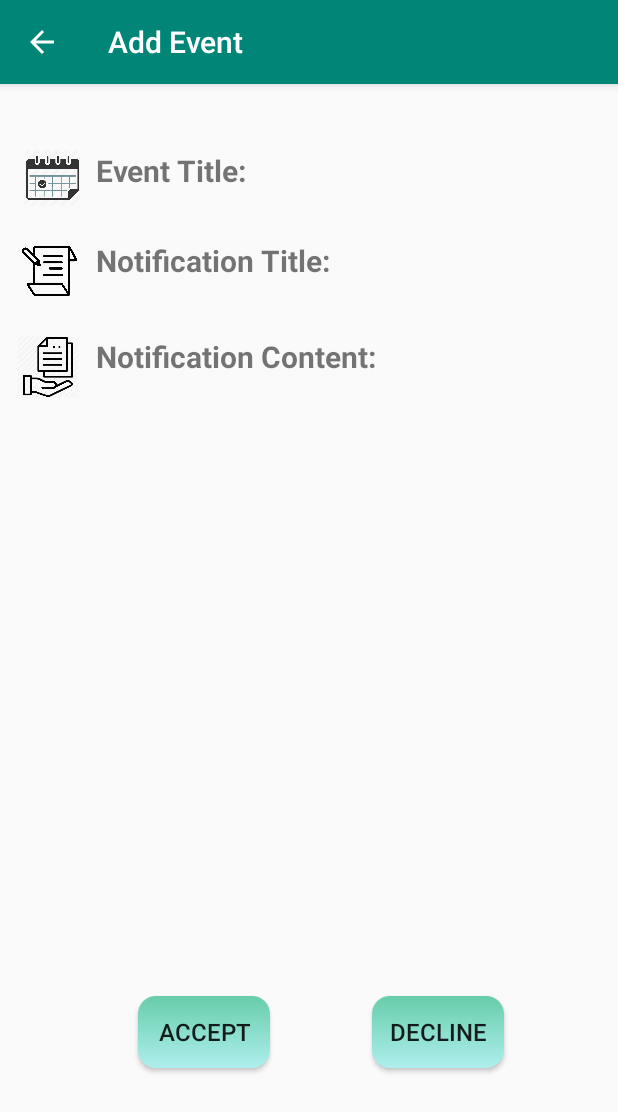
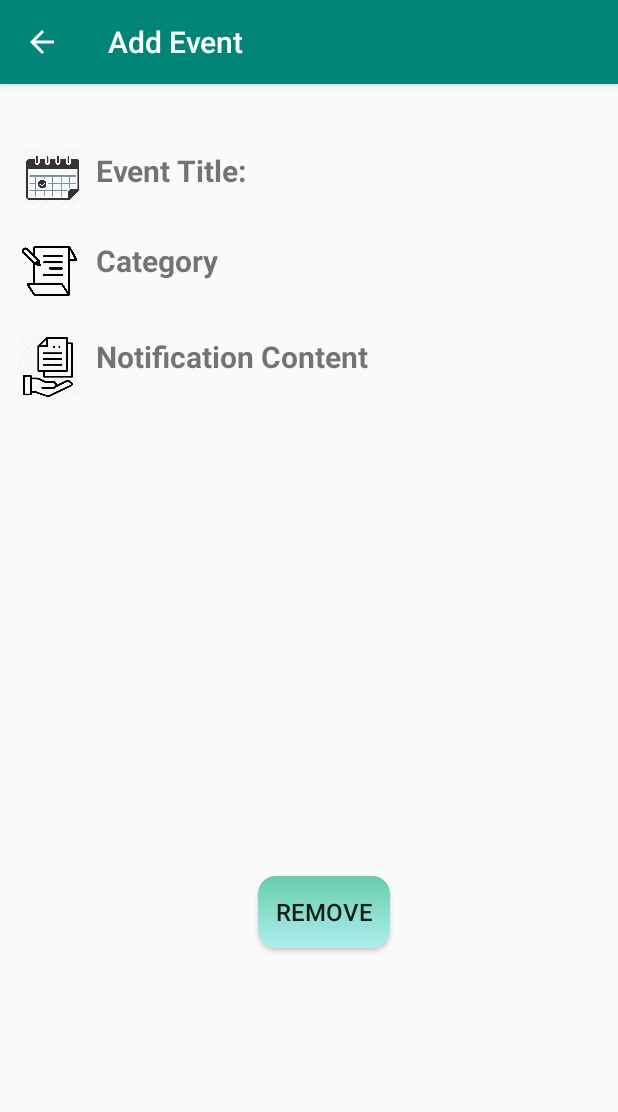
Before and after one commit to ChenyoisRita/Foodaholic, an Android app: the NotificationDetailActivity screen opened directly, with no data from a screen before it, on a phone screen of 412 x 824 dp. Shown: the top 1112 px of the screen. Run offline under Robolectric (Android 15) with nearby library versions, the light colour scheme and no system bars.

Commit message:
Successfully receive, show and delete notifications from server

```diff
--- a/app/src/main/java/com/jhuoose/foodaholic/ui/notifications/NotificationDetailActivity.java
+++ b/app/src/main/java/com/jhuoose/foodaholic/ui/notifications/NotificationDetailActivity.java
@@ -27,7 +27,8 @@ public class NotificationDetailActivity extends AppCompatActivity {
     private HerokuAPI heroku;
     String eventTitle, notificationTitle, notificationContent, entryCode;
     TextView eventTitle_display, notificationTitle_display, notificationContent_display;
-    Button acceptInvitationBtn, declineInvitationBtn;
+    Button acceptInvitationBtn, removeInvitationBtn;
+    int notificationId;
     Notification notification;
 
 //    @override
@@ -42,14 +43,15 @@ public class NotificationDetailActivity extends AppCompatActivity {
         setContentView(R.layout.activity_notification_detail);
 
         heroku = HerokuService.getAPI();
-        acceptInvitationBtn = findViewById(R.id.acceptInvitationButton);
-        declineInvitationBtn = findViewById(R.id.declineInvitationButton);
+        //acceptInvitationBtn = findViewById(R.id.acceptInvitationButton);
+        removeInvitationBtn = findViewById(R.id.declineInvitationButton);
 
         eventTitle_display = this.findViewById(R.id.eventTitle_display_tv);
         notificationTitle_display = this.findViewById(R.id.notificationTitle_display_tv);
         notificationContent_display = this.findViewById(R.id.notificationContent_display_tv);
 
         Intent intent = getIntent();
+        notificationId = intent.getIntExtra("eventId", 0);
         eventTitle = intent.getStringExtra("eventTitle");
         notificationTitle = intent.getStringExtra("notificationTitle");
         notificationContent = intent.getStringExtra("notificationContent");
@@ -57,7 +59,7 @@ public class NotificationDetailActivity extends AppCompatActivity {
         eventTitle_display.setText(eventTitle);
         notificationTitle_display.setText(notificationTitle);
         notificationContent_display.setText(notificationContent);
-
+/*
         acceptInvitationBtn.setOnClickListener(new View.OnClickListener() {
             @Override
             public void onClick(View view) {
@@ -91,6 +93,40 @@ public class NotificationDetailActivity extends AppCompatActivity {
                 }
             }
         });
+*/
+        removeInvitationBtn.setOnClickListener(new View.OnClickListener() {
+            @Override
+            public void onClick(View view) {
+                Call<ResponseBody> call_RemoveNotification = heroku.removeNotification(notificationId);
+                System.out.println("notificationId"+ notificationId);
+                call_RemoveNotification.enqueue(new Callback<ResponseBody>() {
+                    @Override
+                    public void onResponse(Call<ResponseBody> call, Response<ResponseBody> response) {
+                        if (!response.isSuccessful()) {
+                            Toast.makeText(getApplicationContext(), "Event Not Found:"+response.errorBody(), Toast.LENGTH_SHORT).show();
+                        } else {
+                            AlertDialog alertDialog = new AlertDialog.Builder(NotificationDetailActivity.this).create();
+                            alertDialog.setTitle("Result");
+                            alertDialog.setMessage("Remove Notification Successfully");
+                            alertDialog.setButton(AlertDialog.BUTTON_NEUTRAL, "OK", new DialogInterface.OnClickListener(){
+                                @Override
+                                public void onClick(DialogInterface dialogInterface, int i) {
+                                    dialogInterface.dismiss();
+                                    finish();
+                                }
+                            });
+                            alertDialog.show();
+                        }
+                    }
+
+                    @Override
+                    public void onFailure(Call<ResponseBody> call, Throwable t) {
+                        Toast.makeText(getApplicationContext(), "Connection Error", Toast.LENGTH_SHORT).show();
+                    }
+                });
+            }
+        });
+
 
     }
 
--- a/app/src/main/res/layout/activity_join_event.xml
+++ b/app/src/main/res/layout/activity_join_event.xml
@@ -25,8 +25,8 @@
         android:layout_marginStart="56dp"
         android:layout_marginTop="32dp"
         android:ems="10"
-        android:hint="Event ID"
         android:gravity="center"
+        android:hint="Entry Code"
         app:layout_constraintStart_toStartOf="parent"
         app:layout_constraintTop_toTopOf="parent" />
 
--- a/app/src/main/res/layout/activity_notification_detail.xml
+++ b/app/src/main/res/layout/activity_notification_detail.xml
@@ -35,7 +35,7 @@
         android:layout_height="wrap_content"
         android:layout_marginStart="64dp"
         android:layout_marginTop="104dp"
-        android:text="Notification Title: "
+        android:text="Category"
         android:textSize="20dp"
         android:textStyle="bold"
         app:layout_constraintStart_toStartOf="parent"
@@ -58,7 +58,7 @@
         android:layout_height="wrap_content"
         android:layout_marginStart="64dp"
         android:layout_marginTop="168dp"
-        android:text="Notification Content: "
+        android:text="Notification Content"
         android:textSize="20dp"
         android:textStyle="bold"
         app:layout_constraintStart_toStartOf="parent"
@@ -101,29 +101,30 @@
         app:layout_constraintTop_toTopOf="@+id/imageView"
         tools:layout_editor_absoluteX="0dp"
         tools:ignore="MissingConstraints" />
-
+    <!--
         <Button
             android:id="@+id/acceptInvitationButton"
             android:layout_width="wrap_content"
             android:layout_height="wrap_content"
 
-        android:layout_marginStart="92dp"
-        android:layout_marginTop="608dp"
+            android:layout_marginStart="172dp"
+            android:layout_marginTop="448dp"
             android:background="@drawable/gradient"
             android:text="Accept"
             android:textSize="16dp"
             app:layout_constraintStart_toStartOf="parent"
             app:layout_constraintTop_toTopOf="parent" />
+    -->
 
     <Button
             android:id="@+id/declineInvitationButton"
             android:layout_width="wrap_content"
             android:layout_height="wrap_content"
 
-        android:layout_marginStart="248dp"
-        android:layout_marginTop="608dp"
+            android:layout_marginStart="172dp"
+            android:layout_marginTop="528dp"
             android:background="@drawable/gradient"
-        android:text="Decline"
+            android:text="Remove"
             android:textSize="16dp"
             app:layout_constraintStart_toStartOf="parent"
             app:layout_constraintTop_toTopOf="parent" />
```
Also changed, not shown: app/src/main/java/com/jhuoose/foodaholic/ui/notifications/NotificationsFragment.java (+21 -6 lines), app/src/main/java/com/jhuoose/foodaholic/viewmodel/Notification.java (+4 -10 lines). Lines whose indentation alone changed are shown as unchanged.
